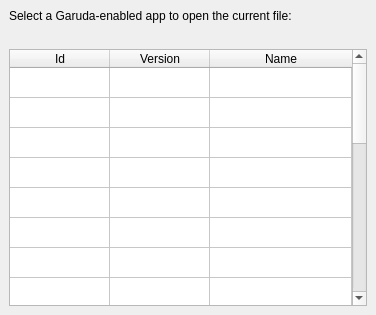
This is plugins/application/garuda/openincompatiblesoftwarewidget.ui in mjwybrow/dunnart as Qt 5 draws it before an edit. The edited form follows.
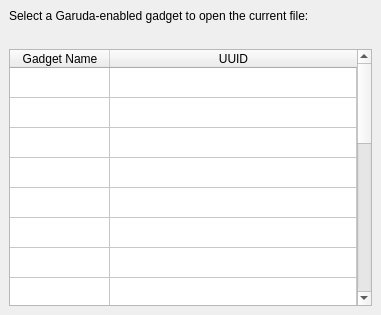
This is the edited form.

Commit message: Update Garuda plugin to work with Jan13 core version.

What changed in the file:
```diff
--- a/plugins/application/garuda/openincompatiblesoftwarewidget.ui
+++ b/plugins/application/garuda/openincompatiblesoftwarewidget.ui
@@ -6,7 +6,7 @@
    <rect>
     <x>0</x>
     <y>0</y>
-    <width>376</width>
+    <width>381</width>
     <height>315</height>
    </rect>
   </property>
@@ -21,7 +21,7 @@
     <item>
      <widget class="QLabel" name="label">
       <property name="text">
-       <string>Select a Garuda-enabled app to open the current file:</string>
+       <string>Select a Garuda-enabled gadget to open the current file:</string>
       </property>
      </widget>
     </item>
@@ -44,7 +44,7 @@
        <number>20</number>
       </property>
       <property name="columnCount">
-       <number>3</number>
+       <number>2</number>
       </property>
       <attribute name="horizontalHeaderVisible">
        <bool>true</bool>
@@ -80,17 +80,12 @@
       <row/>
       <column>
        <property name="text">
-        <string>Id</string>
+        <string>Gadget Name</string>
        </property>
       </column>
       <column>
        <property name="text">
-        <string>Version</string>
-       </property>
-      </column>
-      <column>
-       <property name="text">
-        <string>Name</string>
+        <string>UUID</string>
        </property>
       </column>
      </widget>
```
Left out of the diff: 2 changed lines with no effect on the pictures. The commit also changes 6 other files.
